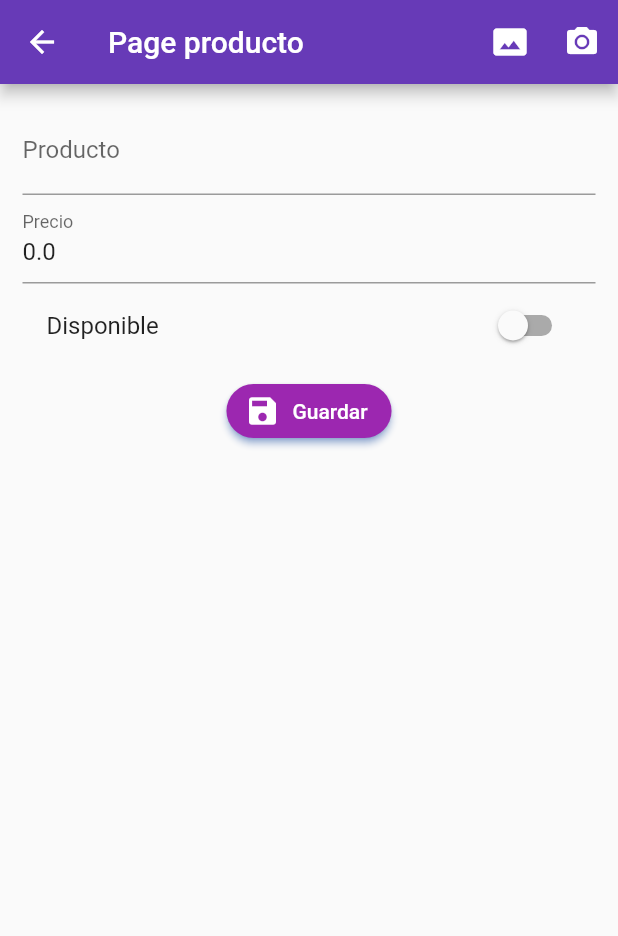
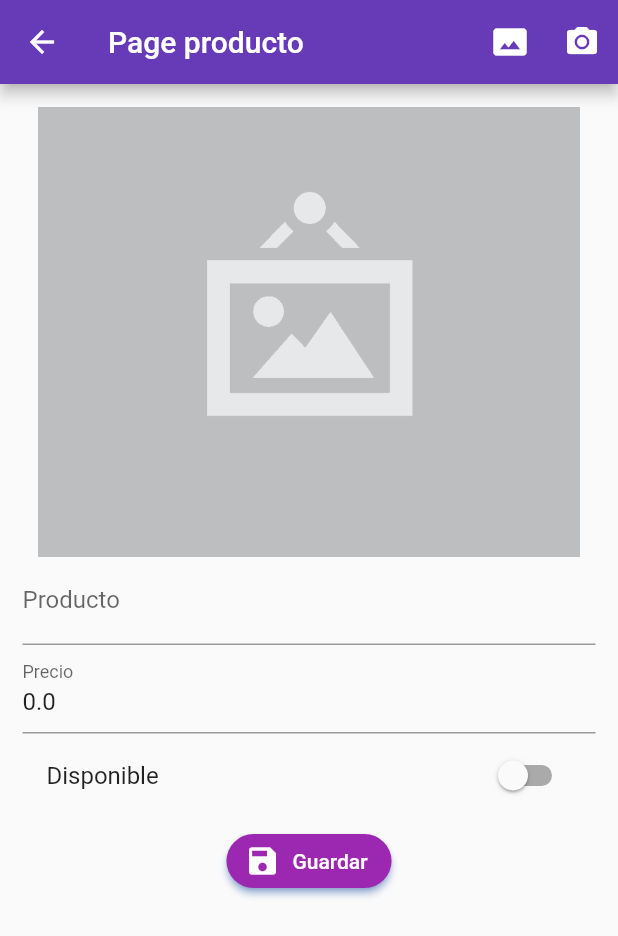
Before and after one commit to AyrtonAldayr/formularios_bloc_example_flutter, a Flutter app: the ProductPage screen opened by its route, after a tap on the "photo size select actual" icon, on a phone screen of 412 x 824 dp. Shown: the top 936 px of the screen. Run offline on Flutter 3.47's test engine with Material 2 defaults, Android fonts, the light colour scheme and no system bars; our stand-ins replace image_picker, rxdart; network calls fail.

Commit message:
ajustes del manejo de la camara y galerias

```diff
--- a/lib/src/pages/homa_page.dart
+++ b/lib/src/pages/homa_page.dart
@@ -3,7 +3,12 @@ import 'package:formularios_bloc/src/services/productos.services.dart';
 // import 'package:formularios_bloc/src/bloc/provider.dart';
 import 'package:formularios_bloc/src/models/product_model.dart';
 
-class HomePage extends StatelessWidget {
+class HomePage extends StatefulWidget {
+  @override
+  _HomePageState createState() => _HomePageState();
+}
+
+class _HomePageState extends State<HomePage> {
   final productoServices = new ProductoService();
 
   @override
--- a/lib/src/pages/product_page.dart
+++ b/lib/src/pages/product_page.dart
@@ -1,7 +1,10 @@
+import 'dart:io';
+
 import 'package:flutter/material.dart';
 import 'package:formularios_bloc/src/models/product_model.dart';
 import 'package:formularios_bloc/src/services/productos.services.dart';
 import 'package:formularios_bloc/src/utils/utils.dart';
+import 'package:image_picker/image_picker.dart';
 
 class ProductPage extends StatefulWidget {
   @override
@@ -12,8 +15,10 @@ class _ProductPageState extends State<ProductPage> {
   final fomrKey = GlobalKey<FormState>();
   final saffoldKey = GlobalKey<ScaffoldState>();
   final productoNuevo = new ProductoService();
+
   ProductoModel producto = new ProductoModel();
   bool _guardando = false;
+  late File foto = new File("");
 
   @override
   Widget build(BuildContext context) {
@@ -29,11 +34,13 @@ class _ProductPageState extends State<ProductPage> {
         title: Text('Page producto'),
         actions: [
           IconButton(
-            onPressed: () {},
+            // onPressed: _seleccionarFoto(ImageSource.gallery),
+            // onPressed: () => print('Seleccionar Foto'),
+            onPressed: () => _procesarImagen(ImageSource.gallery),
             icon: Icon(Icons.photo_size_select_actual),
           ),
           IconButton(
-            onPressed: () {},
+            onPressed: () => _procesarImagen(ImageSource.camera),
             icon: Icon(Icons.camera_alt),
           ),
         ],
@@ -45,6 +52,7 @@ class _ProductPageState extends State<ProductPage> {
             key: fomrKey,
             child: Column(
               children: [
+                _mostrarFoto(),
                 _crearNombre(),
                 _crearPrecio(),
                 _crearDiponible(),
@@ -157,4 +165,76 @@ class _ProductPageState extends State<ProductPage> {
       duration: Duration(milliseconds: 1500),
     );
   }
+
+  _mostrarFoto() {
+    if (producto.fotoUrl != null) {
+      // TODO: PENDIENTE
+      return Container();
+    } else {
+      return _assetImage();
+    }
+  }
+
+  Image _assetImage() {
+    final url = foto.path;
+
+    if (url.isNotEmpty) {
+      return Image(
+        image: FileImage(foto),
+        height: 300.0,
+        fit: BoxFit.cover,
+      );
+    } else {
+      return Image(
+        image: AssetImage('assets/no-image.png'),
+        height: 300.0,
+        fit: BoxFit.cover,
+      );
+    }
+  }
+
+  // _seleccionarFoto(ImageSource origin) async {
+  //   final _picker = ImagePicker();
+  //   final pickedFile = await _picker.getImage(
+  //     source: origin,
+  //   );
+  //   if (pickedFile != null) {
+  //     foto = File(pickedFile.path);
+  //   }
+  //   // ignore: unnecessary_null_comparison
+  //   if (foto != null) {
+  //     // product.urlImg = null;
+  //   }
+  //   setState(() {});
+  // }
+
+  // _tomarFoto(ImageSource origin) async {
+  //   final _picker = ImagePicker();
+  //   final pickedFile = await _picker.getImage(
+  //     source: origin,
+  //   );
+  //   if (pickedFile != null) {
+  //     foto = File(pickedFile.path);
+  //   }
+  //   // ignore: unnecessary_null_comparison
+  //   if (foto != null) {
+  //     // product.urlImg = null;
+  //   }
+  //   setState(() {});
+  // }
+
+  _procesarImagen(ImageSource origin) async {
+    final _picker = ImagePicker();
+    final pickedFile = await _picker.getImage(
+      source: origin,
+    );
+    if (pickedFile != null) {
+      foto = File(pickedFile.path);
+    }
+    // ignore: unnecessary_null_comparison
+    if (foto != null) {
+      // product.urlImg = null;
+    }
+    setState(() {});
+  }
 }
--- a/pubspec.yaml
+++ b/pubspec.yaml
@@ -30,6 +30,7 @@ dependencies:
   cupertino_icons: ^1.0.2
   rxdart: ^0.27.1
   http: ^0.13.3
+  image_picker: ^0.8.1+1
 
 dev_dependencies:
   flutter_test:
@@ -47,7 +48,8 @@ flutter:
   uses-material-design: true
 
   # To add assets to your application, add an assets section, like this:
-  # assets:
+  assets:
+    - assets/
   #   - images/a_dot_burr.jpeg
   #   - images/a_dot_ham.jpeg
 
```
Also changed, not shown: assets/jar-loading.gif (added), assets/no-image.png (added), pubspec.lock, 2 other files.
